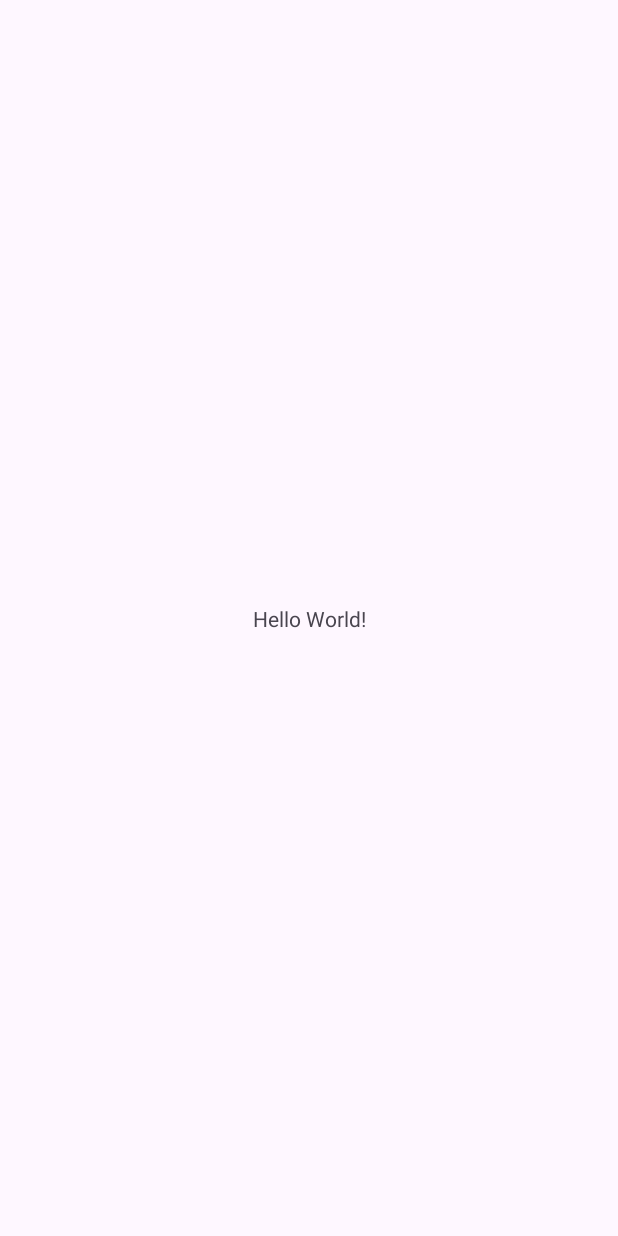
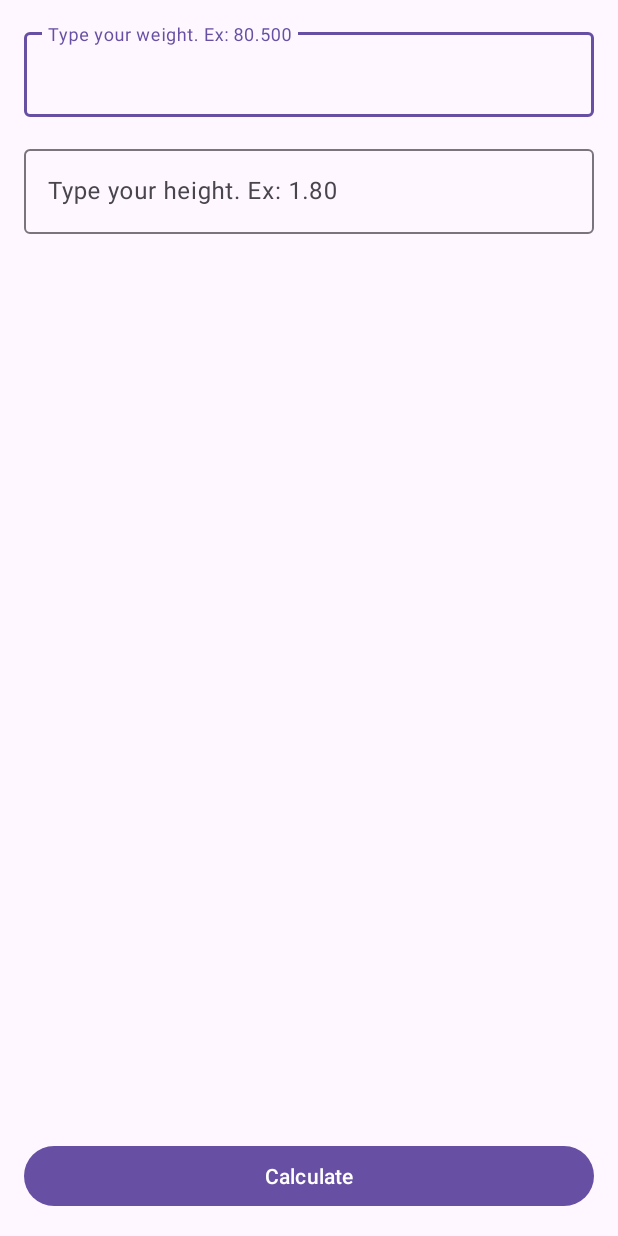
Before and after one commit to oeuclidesneto/BMICalculator, an Android app: the screen it shows after launch (MainActivity), on a phone screen of 412 x 824 dp. Before the commit the screen is almost empty. Run offline under Robolectric (Android 15) with nearby library versions, the phone set to English and light mode, and no system bars.

Commit message:
Initial Screen editText

```diff
--- a/app/src/main/java/com/comunidadedevspace/imc/MainActivity.kt
+++ b/app/src/main/java/com/comunidadedevspace/imc/MainActivity.kt
@@ -2,10 +2,23 @@ package com.comunidadedevspace.imc
 
 import androidx.appcompat.app.AppCompatActivity
 import android.os.Bundle
+import android.widget.Button
+import com.google.android.material.textfield.TextInputEditText
 
 class MainActivity : AppCompatActivity() {
     override fun onCreate(savedInstanceState: Bundle?) {
         super.onCreate(savedInstanceState)
         setContentView(R.layout.activity_main)
+
+        val edtWeight = findViewById<TextInputEditText>(R.id.edt_weight)
+        val edtHeight = findViewById<TextInputEditText>(R.id.edt_height)
+        val btn_calculate = findViewById<Button>(R.id.btn_calculate)
+
+        btn_calculate.setOnClickListener {
+            val weight = edtWeight.text
+            val height = edtHeight.text
+            println ("Euclides clicks " + height)
+        }
+
     }
 }
--- a/app/src/main/res/layout/activity_main.xml
+++ b/app/src/main/res/layout/activity_main.xml
@@ -6,13 +6,44 @@
     android:layout_height="match_parent"
     tools:context=".MainActivity">
 
-    <TextView
-        android:layout_width="wrap_content"
+    <Button
+        android:id="@+id/btn_calculate"
+        android:layout_width="match_parent"
         android:layout_height="wrap_content"
-        android:text="Hello World!"
+        android:layout_margin="16dp"
+        android:text="Calculate"
         app:layout_constraintBottom_toBottomOf="parent"
         app:layout_constraintEnd_toEndOf="parent"
-        app:layout_constraintStart_toStartOf="parent"
-        app:layout_constraintTop_toTopOf="parent" />
+        app:layout_constraintStart_toStartOf="parent" />
+
+    <com.google.android.material.textfield.TextInputLayout
+        android:id="@+id/textInputLayout"
+        android:layout_width="match_parent"
+        android:layout_height="wrap_content"
+        android:layout_margin="16dp"
+        app:layout_constraintTop_toTopOf="parent"
+        tools:layout_editor_absoluteX="1dp">
+
+        <com.google.android.material.textfield.TextInputEditText
+            android:id="@+id/edt_weight"
+            android:layout_width="match_parent"
+            android:layout_height="wrap_content"
+            android:hint="Type your weight. Ex: 80.500"
+            android:inputType="numberDecimal" />
+    </com.google.android.material.textfield.TextInputLayout>
+
+    <com.google.android.material.textfield.TextInputLayout
+        android:layout_width="match_parent"
+        android:layout_height="wrap_content"
+        android:layout_margin="16dp"
+        app:layout_constraintTop_toBottomOf="@+id/textInputLayout"
+        tools:layout_editor_absoluteX="1dp">
+
+        <com.google.android.material.textfield.TextInputEditText
+            android:id="@+id/edt_height"
+            android:layout_width="match_parent"
+            android:layout_height="wrap_content"
+            android:hint="Type your height. Ex: 1.80" />
+    </com.google.android.material.textfield.TextInputLayout>
 
 </androidx.constraintlayout.widget.ConstraintLayout>
```
